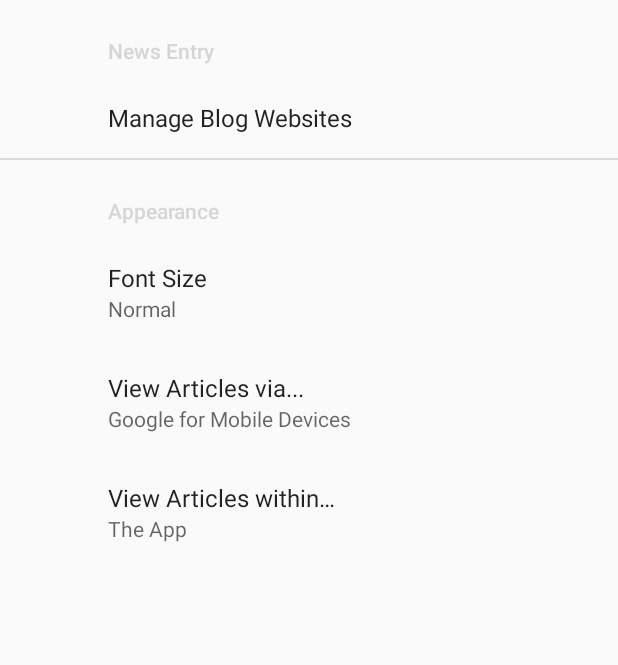
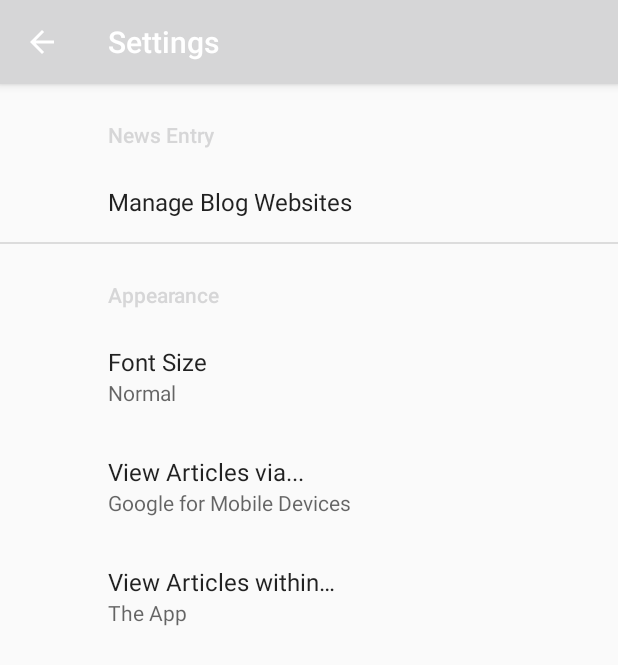
Before and after one commit to Johnesan/CryptoNews, an Android app: the SettingsActivity screen opened directly, with no data from a screen before it, on a phone screen of 412 x 824 dp. Shown: the top 665 px of the screen. Run offline under Robolectric (Android 15) with nearby library versions, the phone set to English and light mode, and no system bars; our stand-ins replace androidx.preference; 2 statements that could not run were skipped.

Commit message:
Fised issue with settings crashing because o wrong theme

```diff
--- a/CryptoNewsAndroid/app/src/main/AndroidManifest.xml
+++ b/CryptoNewsAndroid/app/src/main/AndroidManifest.xml
@@ -38,7 +38,7 @@
         <activity
             android:name=".settings.Activity.SettingsActivity"
             android:label="Settings"
-            android:theme="@style/AppTheme">
+            android:theme="@style/SettingsTheme">
             <meta-data
                 android:name="android.support.PARENT_ACTIVITY"
                 android:value=".newslist.view.activity.LatestNewsActivity" />
@@ -46,12 +46,15 @@
         </activity>
 
         <activity android:name=".settings.Activity.ManageBlogSettings"
+            android:theme="@style/SettingsTheme"
             android:label="@string/manage_blog_websites">
             <meta-data
                 android:name="android.support.PARENT_ACTIVITY"
                 android:value=".settings.Activity.SettingsActivity" />
         </activity>
+
         <activity android:name=".settings.Activity.EditWebsitePreferenceActivity"
+            android:theme="@style/SettingsTheme"
             android:label="Edit Website Preferences">
             <meta-data
                 android:name="android.support.PARENT_ACTIVITY"
--- a/CryptoNewsAndroid/app/src/main/java/com/princess/android/cryptonews/newslist/view/fragment/LatestNewsActivityFragment.java
+++ b/CryptoNewsAndroid/app/src/main/java/com/princess/android/cryptonews/newslist/view/fragment/LatestNewsActivityFragment.java
@@ -93,6 +93,8 @@ public class LatestNewsActivityFragment extends DaggerFragment implements SwipeR
                         "Network Error",
                         "Internet not available, Check your internet connectivity and try again",
                         true);
+
+
             }
     }
 
--- a/CryptoNewsAndroid/app/src/main/res/values/styles.xml
+++ b/CryptoNewsAndroid/app/src/main/res/values/styles.xml
@@ -11,12 +11,23 @@
         <item name="preferenceTheme">@style/PreferenceThemeOverlay</item>
     </style>
 
+    <style name="SettingsTheme" parent="Theme.AppCompat.Light.DarkActionBar">
+        <!-- Customize your theme here. -->
+        <item name="colorPrimary">@color/colorPrimary</item>
+        <item name="colorPrimaryDark">@color/colorPrimaryDark</item>
+        <item name="colorAccent">@color/colorAccent</item>
+        <item name="preferenceTheme">@style/PreferenceThemeOverlay</item>
+    </style>
+
     <style name="AppTheme.NoActionBar">
         <item name="windowActionBar">false</item>
         <item name="windowNoTitle">true</item>
         <item name="preferenceTheme">@style/PreferenceThemeOverlay</item>
     </style>
 
+
+
+
     <style name="AppTheme.AppBarOverlay" parent="ThemeOverlay.AppCompat.Dark.ActionBar" />
 
     <style name="AppTheme.PopupOverlay" parent="ThemeOverlay.AppCompat.Light" />
```
